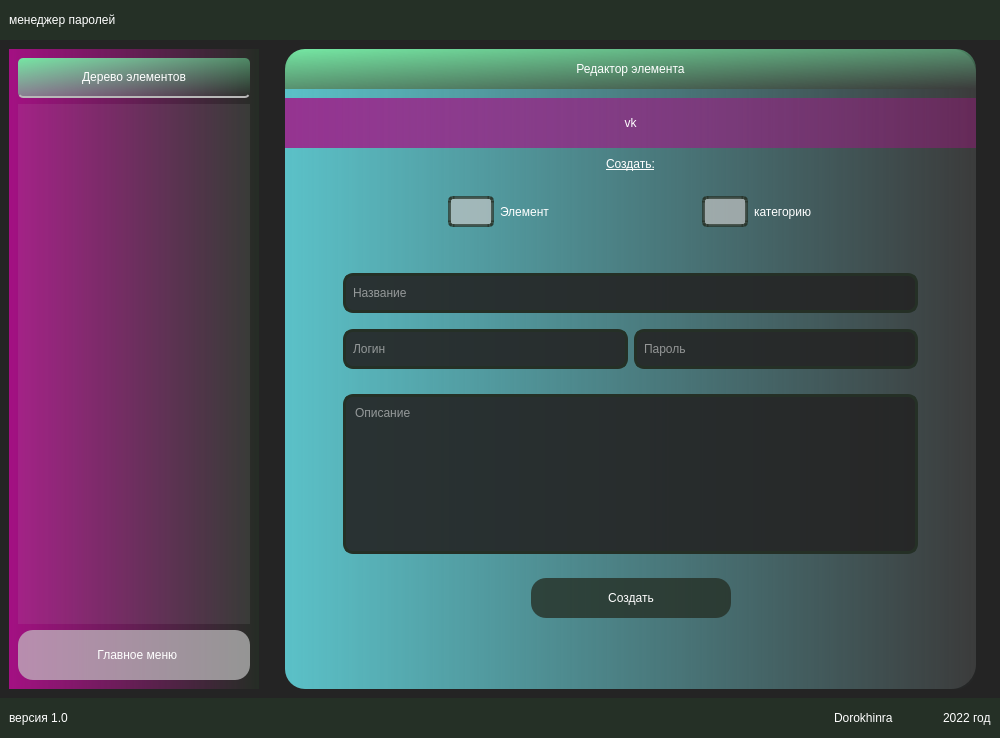
First picture: the form in gui/windows/main_ui.ui, repository dorokhinra/save_password, before the edit.
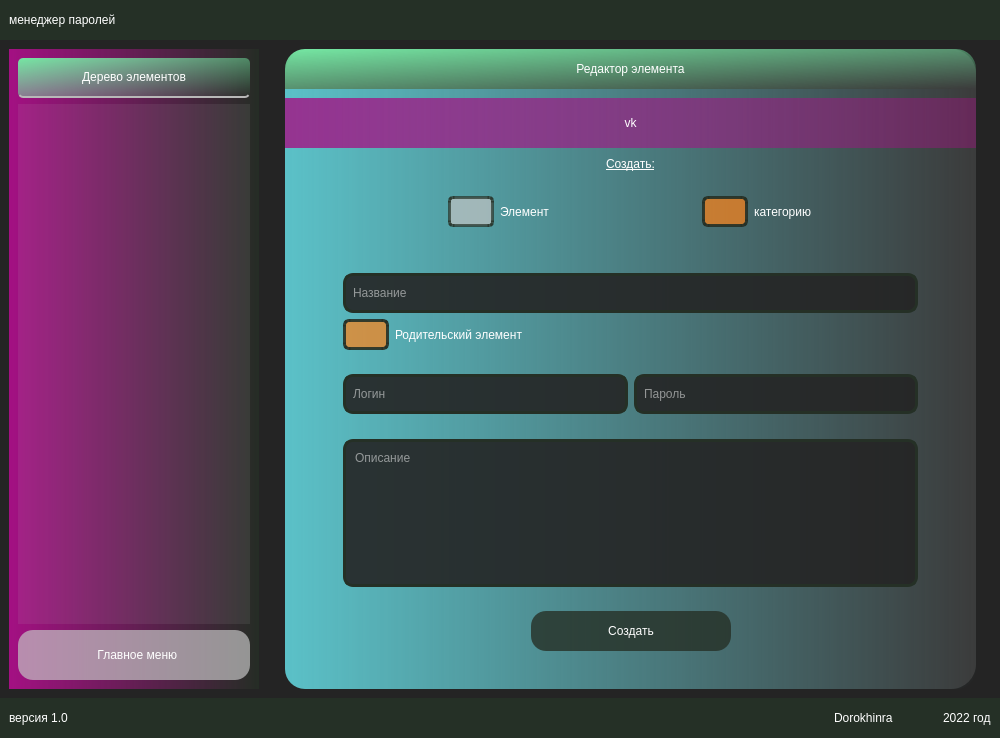
Second picture: the form after the edit. Icons and pictures are not drawn.

What changed in the file:
```diff
--- a/gui/windows/main_ui.ui
+++ b/gui/windows/main_ui.ui
@@ -3005,6 +3005,9 @@
                             <property name="text">
                              <string>категорию</string>
                             </property>
+                            <property name="checked">
+                             <bool>true</bool>
+                            </property>
                            </widget>
                           </item>
                           <item>
@@ -3054,7 +3057,7 @@
                             <property name="maximumSize">
                              <size>
                               <width>16777215</width>
-                              <height>50</height>
+                              <height>100</height>
                              </size>
                             </property>
                             <property name="styleSheet">
@@ -3090,6 +3093,49 @@
                                </property>
                               </widget>
                              </item>
+                             <item>
+                              <widget class="QCheckBox" name="check_parent_element">
+                               <property name="styleSheet">
+                                <string notr="true">
+QCheckBox {
+	background-color: rgba(85, 255, 0, 0.0);
+}
+
+QCheckBox::indicator {
+border: 3px solid; 
+border-color: rgba(37, 48, 38, 0.7);
+width: 40px;
+height: 25px;
+border-radius: 5px;
+}
+
+QCheckBox::indicator::unchecked{ 
+border: 3px solid; 
+border-color: rgba(37, 48, 38, 0.7);
+border-radius: 5px;
+background-color: rgba(195, 195, 195, 0.7);
+width: 40px;
+height: 25px;
+}
+
+QCheckBox::indicator::checked{ 
+border: 3px solid; 
+border-color: rgba(37, 48, 38, 0.9);
+border-radius: 6px;
+background-color: rgba(255, 131, 23, 0.7);
+width: 40px;
+height: 25px;
+}
+</string>
+                               </property>
+                               <property name="text">
+                                <string>Родительский элемент</string>
+                               </property>
+                               <property name="checked">
+                                <bool>true</bool>
+                               </property>
+                              </widget>
+                             </item>
                             </layout>
                            </widget>
                           </item>
@@ -3253,19 +3299,6 @@
                             </layout>
                            </widget>
                           </item>
-                          <item>
-                           <spacer name="verticalSpacer_18">
-                            <property name="orientation">
-                             <enum>Qt::Vertical</enum>
-                            </property>
-                            <property name="sizeHint" stdset="0">
-                             <size>
-                              <width>20</width>
-                              <height>40</height>
-                             </size>
-                            </property>
-                           </spacer>
-                          </item>
                          </layout>
                         </widget>
                        </item>
```
Left out of the diff: 4 changed lines with no effect on the pictures.
